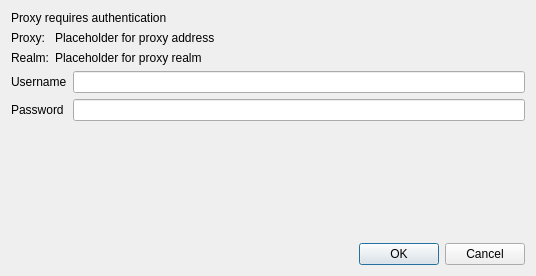
Above: proxy_authentication.ui from chennes/AddonManager before the change. Below: the same form after it.
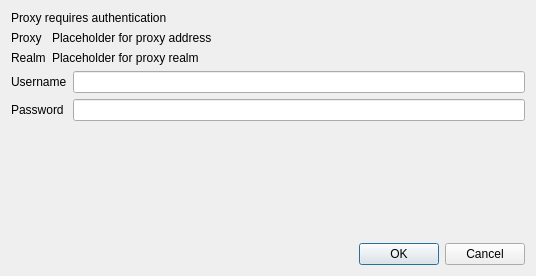
That is the form after the change.

```diff
--- a/proxy_authentication.ui
+++ b/proxy_authentication.ui
@@ -26,7 +26,7 @@
      <item row="0" column="0">
       <widget class="QLabel" name="label_4">
        <property name="text">
-        <string>Proxy:</string>
+        <string>Proxy</string>
        </property>
       </widget>
      </item>
@@ -46,7 +46,7 @@
      <item row="1" column="0">
       <widget class="QLabel" name="labelRealmCaption">
        <property name="text">
-        <string>Realm:</string>
+        <string>Realm</string>
        </property>
       </widget>
      </item>
```
Left out of the diff: 2 changed lines with no effect on the pictures.
